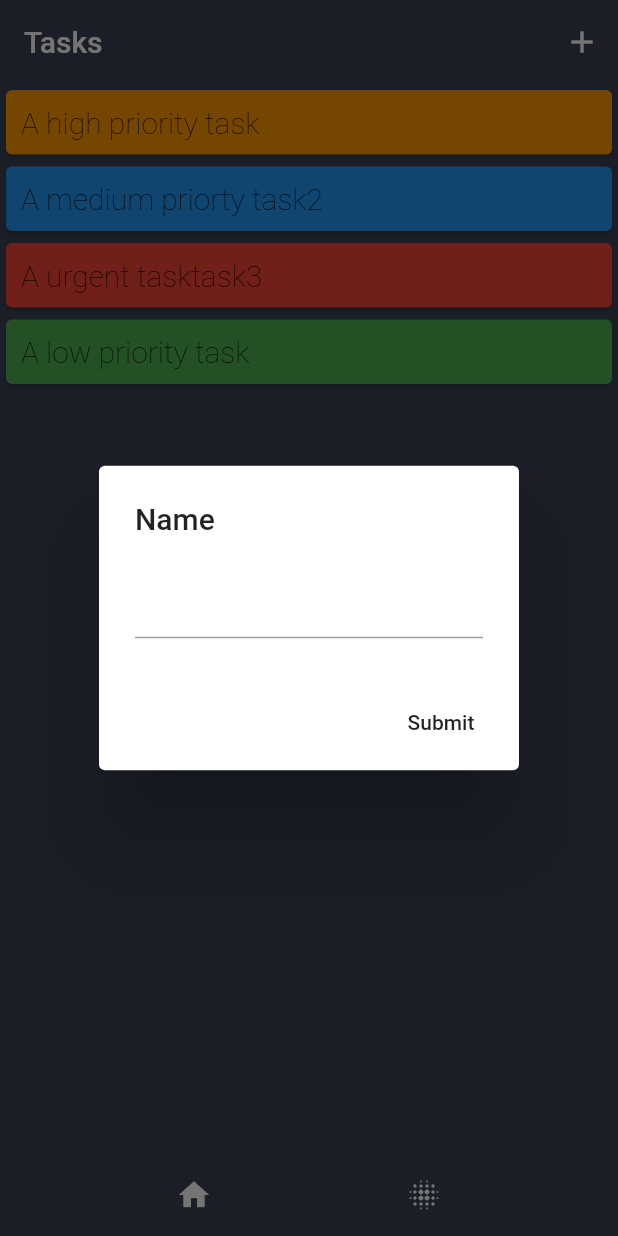
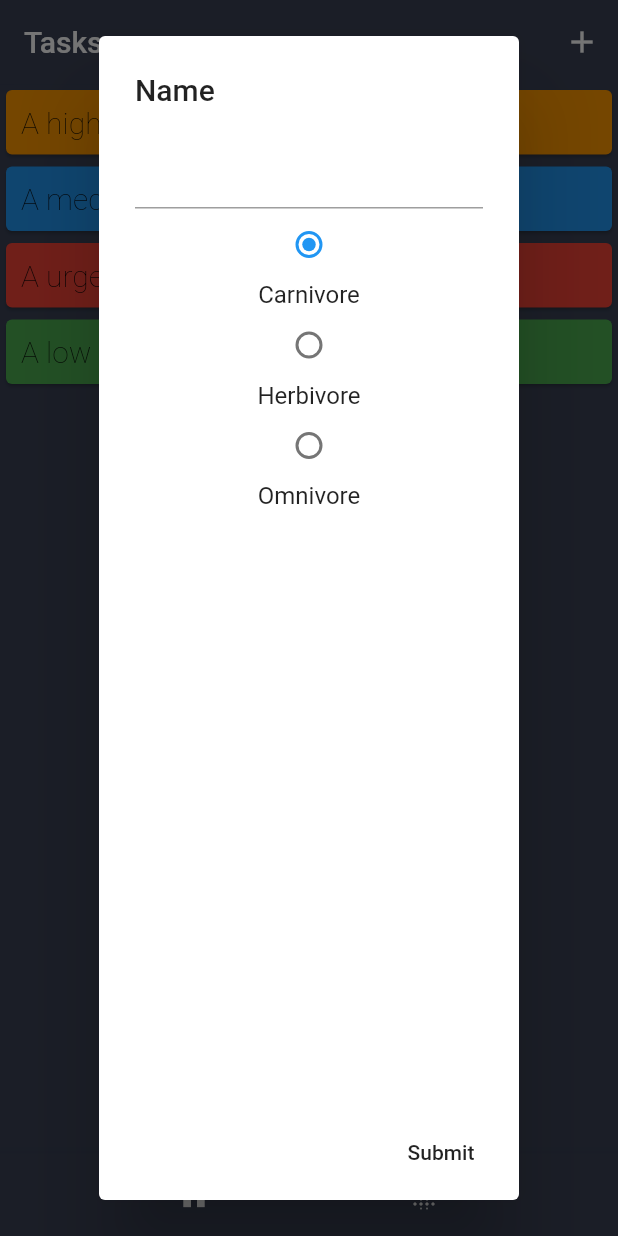
Before and after one commit to tech0rca/prioritizing_app, a Flutter app: the screen it shows after launch, after a tap on the "add" icon, on a phone screen of 412 x 824 dp. Run offline on Flutter 3.47's test engine with Material 2 defaults, Android fonts, the phone set to English and light mode, and no system bars.

Commit message:
*refactored dialog, now working with radio button

```diff
--- /dev/null
+++ b/lib/custom_dialog.dart
@@ -0,0 +1,70 @@
+import 'package:flutter/cupertino.dart';
+import 'package:flutter/material.dart';
+
+import 'model/task.dart';
+
+class CustomDialog extends StatefulWidget {
+  @override
+  _CustomDialogState createState() => _CustomDialogState();
+}
+
+class _CustomDialogState extends State<CustomDialog> {
+  void radioButtonChanges(Priority value) {
+    setState(() {
+      _chosenPriority = value;
+    });
+  }
+
+
+  TextEditingController inputController = new TextEditingController();
+  Priority _chosenPriority = Priority.low;
+  @override
+  Widget build(BuildContext context) {
+        return AlertDialog(
+          title: Text("Name"),
+          content: Column(
+            children: <Widget>[
+              TextField(
+                controller: inputController,
+              ),
+              new Radio(
+                value: Priority.low,
+                groupValue: _chosenPriority,
+                onChanged: radioButtonChanges,
+              ),
+              new Text(
+                'Carnivore',
+                style: new TextStyle(fontSize: 16.0),
+              ),
+              new Radio(
+                value: Priority.medium,
+                groupValue: _chosenPriority,
+                onChanged: radioButtonChanges,
+              ),
+              new Text(
+                'Herbivore',
+                style: new TextStyle(
+                  fontSize: 16.0,
+                ),
+              ),
+              new Radio(
+                value: Priority.high,
+                groupValue: _chosenPriority,
+                onChanged: radioButtonChanges,
+              ),
+              new Text(
+                'Omnivore',
+                style: new TextStyle(fontSize: 16.0),
+              ),
+            ],
+          ),
+          actions: <Widget>[
+            MaterialButton(
+              elevation: 5.0,
+              child: Text("Submit"),
+              onPressed: () {},
+            )
+          ],
+        );
+  }
+}
--- a/lib/list_page.dart
+++ b/lib/list_page.dart
@@ -1,5 +1,6 @@
 import 'package:flutter/cupertino.dart';
 import 'package:flutter/material.dart';
+import 'package:prioritizing_app/custom_dialog.dart';
 import 'package:prioritizing_app/model/task.dart';
 
 class ListPage extends StatefulWidget {
@@ -7,13 +8,13 @@ class ListPage extends StatefulWidget {
 
   final String title;
 
+
+
   @override
   _ListPageState createState() => _ListPageState();
 }
 
 class _ListPageState extends State<ListPage> {
-
-
   @override
   Widget build(BuildContext context) {
     return Scaffold(
@@ -34,34 +35,16 @@ Widget topAppBar(BuildContext context) {
       IconButton(
           icon: Icon(Icons.add),
           onPressed: () {
-            alertInputDialog(context);
+            showDialog(
+              context: context,
+              builder: (_) => new CustomDialog(),
+            );
           })
     ],
   );
 }
 
-alertInputDialog(BuildContext context) {
-  TextEditingController inputController = new TextEditingController();
-  return showDialog(
-      context: context,
-      builder: (context) {
-        return AlertDialog(
-          title: Text("Name"),
-          content: TextField(
-            controller: inputController,
-          ),
-          actions: <Widget>[
-            MaterialButton(
-              elevation: 5.0,
-              child: Text("Submit"),
-              onPressed: () {
 
-              },
-            )
-          ],
-        );
-      });
-}
 
 final makeBottom = Container(
   height: 55.0,
```
